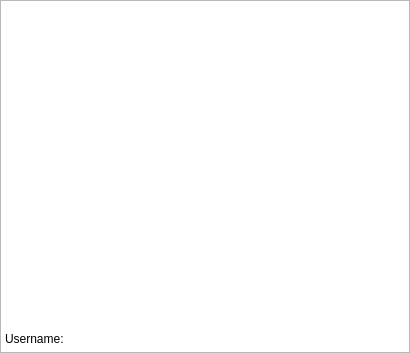
Above: FingerCoaster/scoreboard.ui from PavleVl/FingerCoaster before the change. Below: the same form after it.
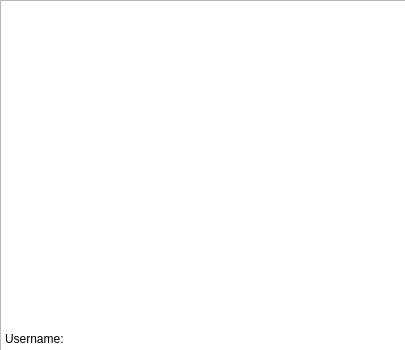
That is the form after the change.

```diff
--- a/FingerCoaster/scoreboard.ui
+++ b/FingerCoaster/scoreboard.ui
@@ -6,10 +6,22 @@
    <rect>
     <x>0</x>
     <y>0</y>
-    <width>410</width>
-    <height>353</height>
+    <width>405</width>
+    <height>350</height>
    </rect>
   </property>
+  <property name="minimumSize">
+   <size>
+    <width>405</width>
+    <height>350</height>
+   </size>
+  </property>
+  <property name="maximumSize">
+   <size>
+    <width>405</width>
+    <height>350</height>
+   </size>
+  </property>
   <property name="windowTitle">
    <string>Dialog</string>
   </property>
```
